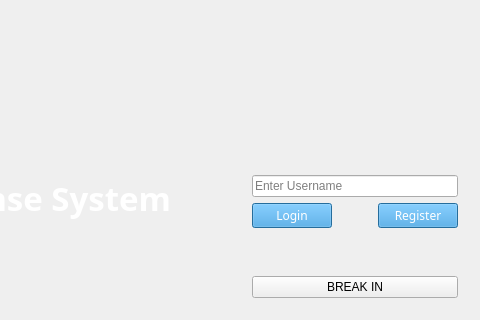
Old version of the form gui/mainwindow.ui in the repository XinChen96/Emergency-Response-System; both pictures show x 327 to 807 and y 163 to 483 of the 807 by 483 pixel window.
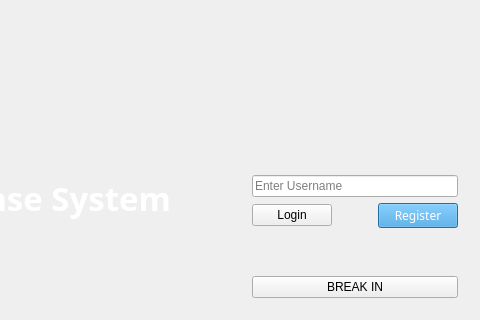
New version of the form. The open tabs and pages were chosen to show the change. Icons and pictures are not drawn.

Diff of the .ui file:
```diff
--- a/gui/mainwindow.ui
+++ b/gui/mainwindow.ui
@@ -163,20 +163,6 @@
              <layout class="QHBoxLayout" name="horizontalLayout_12">
               <item>
                <widget class="QPushButton" name="login">
-                <property name="sizePolicy">
-                 <sizepolicy hsizetype="Maximum" vsizetype="Fixed">
-                  <horstretch>0</horstretch>
-                  <verstretch>0</verstretch>
-                 </sizepolicy>
-                </property>
-                <property name="font">
-                 <font>
-                  <family>Arial Hebrew</family>
-                 </font>
-                </property>
-                <property name="styleSheet">
-                 <string notr="true">background-color: #3498db; color:white; </string>
-                </property>
                 <property name="text">
                  <string>Login</string>
                 </property>
```
Left out of the diff: 2 changed lines with no effect on the pictures.
